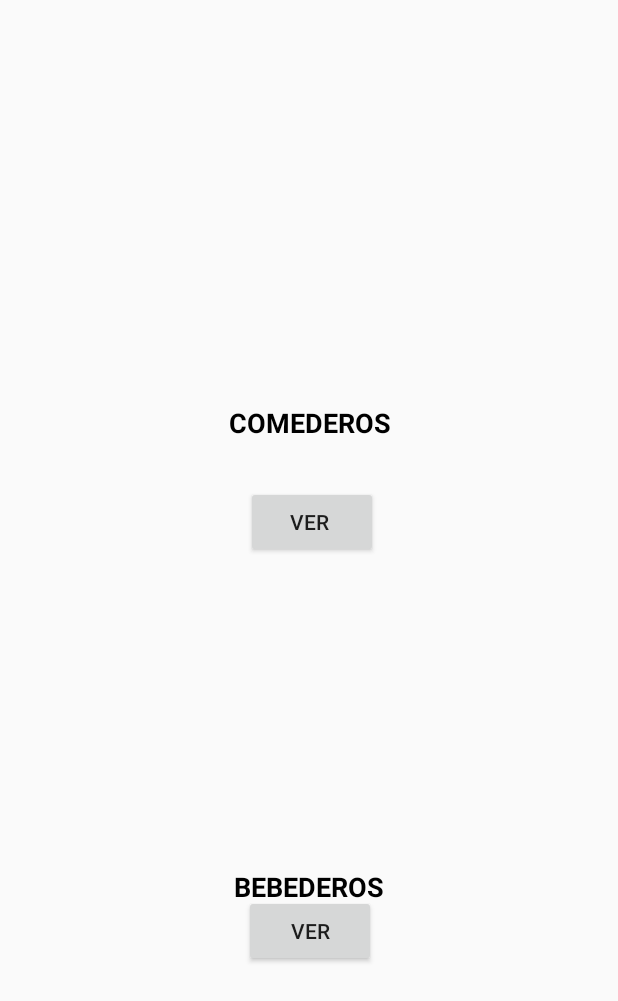
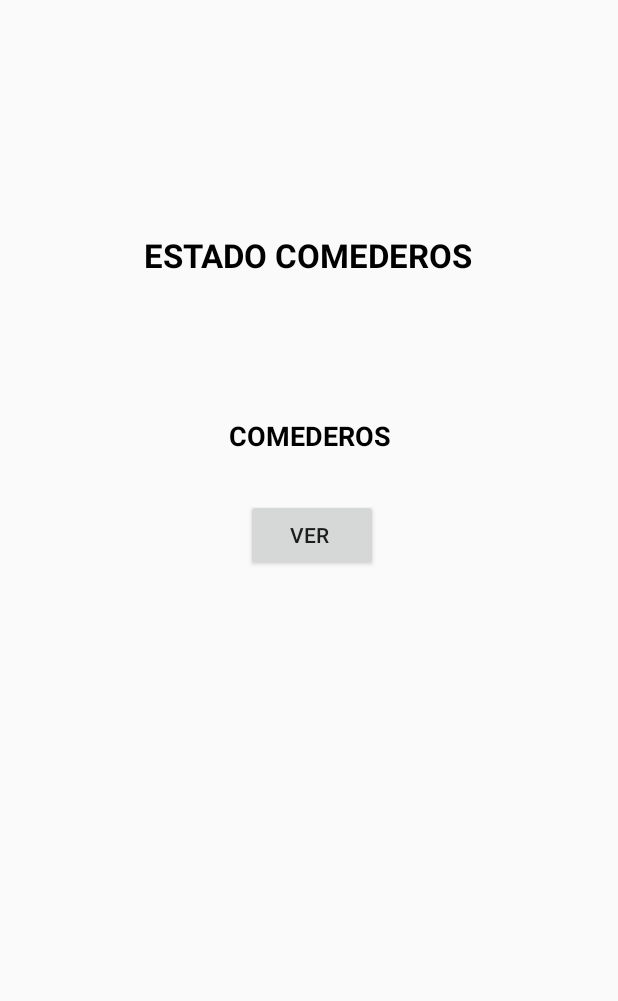
Before and after one commit to arodriguezbonmati/AGROCONTROL-APP, an Android app: the Pantalla2 screen opened directly, with no data from a screen before it, on a phone screen of 412 x 824 dp. Shown: the top 1001 px of the screen. Run offline under Robolectric (Android 15) with nearby library versions, the phone set to English and light mode, and no system bars.

Commit message:
Update src

```diff
--- a/src/main/AndroidManifest.xml
+++ b/src/main/AndroidManifest.xml
@@ -18,7 +18,6 @@
         <activity android:name=".WebView2Horas" />
         <activity android:name=".WebView1Hora" />
         <activity android:name=".WebViewSuministros" />
-        <activity android:name=".WebViewVerBebederos" />
         <activity android:name=".WebViewVerComederos" />
         <activity android:name=".WebViewMucho" />
         <activity android:name=".WebViewMedio" />
--- a/src/main/java/com/example/myapplication/Pantalla2.java
+++ b/src/main/java/com/example/myapplication/Pantalla2.java
@@ -30,19 +30,6 @@ public class Pantalla2 extends Activity {
             }
 
         });
-        Button button6;
-        final Context context2 = this;
 
-        button6 = findViewById(R.id.button9);
-
-        button6.setOnClickListener(new OnClickListener() {
-
-            @Override
-            public void onClick(View arg0) {
-                Intent intent2 = new Intent(context2, WebViewVerBebederos.class);
-                startActivity(intent2);
-            }
-
-        });
     }
 }
--- a/src/main/java/com/example/myapplication/WebView1Hora.java
+++ b/src/main/java/com/example/myapplication/WebView1Hora.java
@@ -14,7 +14,7 @@ public class WebView1Hora extends Activity {
 
         webView20 = (WebView) findViewById(R.id.webView);
         webView20.getSettings().setJavaScriptEnabled(true);
-        webView20.loadUrl("http://laspaginasverdes.com/login/");
+        webView20.loadUrl("http://192.168.137.149/cgi-bin/timercompuertas.py");
         //http://192.168.137.149/cgi-bin/test.py?input_parameter_1=123
         //
     }
--- a/src/main/java/com/example/myapplication/WebView2Horas.java
+++ b/src/main/java/com/example/myapplication/WebView2Horas.java
@@ -14,7 +14,7 @@ public class WebView2Horas extends Activity {
 
         webView22 = (WebView) findViewById(R.id.webView);
         webView22.getSettings().setJavaScriptEnabled(true);
-        webView22.loadUrl("http://www.totaljerkface.com/happy_wheels.tjf");
+        webView22.loadUrl("http://192.168.137.149/cgi-bin/timercompuertas2.py");
         //http://192.168.137.149/cgi-bin/test.py?input_parameter_1=123
         //
     }
--- a/src/main/java/com/example/myapplication/WebView3Horas.java
+++ b/src/main/java/com/example/myapplication/WebView3Horas.java
@@ -14,7 +14,7 @@ public class WebView3Horas extends Activity {
 
         webView23 = (WebView) findViewById(R.id.webView);
         webView23.getSettings().setJavaScriptEnabled(true);
-        webView23.loadUrl("http://laspaginasverdes.com/login/");
+        webView23.loadUrl("http://192.168.137.149/cgi-bin/timercompuertas3.py");
         //http://192.168.137.149/cgi-bin/test.py?input_parameter_1=123
         //
     }
--- a/src/main/java/com/example/myapplication/WebViewMedio.java
+++ b/src/main/java/com/example/myapplication/WebViewMedio.java
@@ -14,7 +14,7 @@ public class WebViewMedio extends Activity {
 
         webView2 = (WebView) findViewById(R.id.webView);
         webView2.getSettings().setJavaScriptEnabled(true);
-        webView2.loadUrl("http://www.totaljerkface.com/happy_wheels.tjf");
+        webView2.loadUrl("http://192.168.137.149/cgi-bin/compuertas2.py");
         //http://192.168.137.149/cgi-bin/test.py?input_parameter_1=123
         //
     }
--- a/src/main/java/com/example/myapplication/WebViewMucho.java
+++ b/src/main/java/com/example/myapplication/WebViewMucho.java
@@ -14,7 +14,7 @@ public class WebViewMucho extends Activity {
 
         webView3 = (WebView) findViewById(R.id.webView);
         webView3.getSettings().setJavaScriptEnabled(true);
-        webView3.loadUrl("http://laspaginasverdes.com/login/");
+        webView3.loadUrl("http://192.168.137.149/cgi-bin/compuertas3.py");
         //http://192.168.137.149/cgi-bin/test.py?input_parameter_1=123
     }
 
--- a/src/main/java/com/example/myapplication/WebViewPoco.java
+++ b/src/main/java/com/example/myapplication/WebViewPoco.java
@@ -14,7 +14,7 @@ public class WebViewPoco extends Activity {
 
         webView1 = (WebView) findViewById(R.id.webView);
         webView1.getSettings().setJavaScriptEnabled(true);
-        webView1.loadUrl("http://laspaginasverdes.com/login/");
+        webView1.loadUrl("http://192.168.137.149/cgi-bin/compuertas.py");
         //http://192.168.137.149/cgi-bin/test.py?input_parameter_1=123
     }
 
--- a/src/main/java/com/example/myapplication/WebViewSuministros.java
+++ b/src/main/java/com/example/myapplication/WebViewSuministros.java
@@ -14,7 +14,7 @@ public class WebViewSuministros extends Activity {
 
         webView10 = (WebView) findViewById(R.id.webView);
         webView10.getSettings().setJavaScriptEnabled(true);
-        webView10.loadUrl("http://www.totaljerkface.com/happy_wheels.tjf");
+        webView10.loadUrl("http://192.168.137.149/cgi-bin/consultadepositos.py");
         //http://192.168.137.149/cgi-bin/test.py?input_parameter_1=123
     }
 
--- a/src/main/java/com/example/myapplication/WebViewVerComederos.java
+++ b/src/main/java/com/example/myapplication/WebViewVerComederos.java
@@ -14,7 +14,7 @@ public class WebViewVerComederos extends Activity {
 
         webView4 = (WebView) findViewById(R.id.webView);
         webView4.getSettings().setJavaScriptEnabled(true);
-        webView4.loadUrl("http://www.totaljerkface.com/happy_wheels.tjf");
+        webView4.loadUrl("http://192.168.137.149/cgi-bin/consultacomederos.py");
         //http://192.168.137.149/cgi-bin/test.py?input_parameter_1=123
     }
 
--- a/src/main/res/layout/activity_main.xml
+++ b/src/main/res/layout/activity_main.xml
@@ -37,7 +37,7 @@
             android:id="@+id/button"
             android:layout_width="match_parent"
             android:layout_height="74dp"
-            android:text="ESTADO DE COMEDEROS Y BEBEDEROS" />
+            android:text="ESTADO DE COMEDEROS" />
 
         <Button
             android:id="@+id/button2"
--- a/src/main/res/layout/activity_pantalla2.xml
+++ b/src/main/res/layout/activity_pantalla2.xml
@@ -18,15 +18,15 @@
             android:id="@+id/textView16"
             android:layout_width="wrap_content"
             android:layout_height="wrap_content"
-            android:layout_marginTop="72dp"
+            android:layout_marginTop="24dp"
             android:layout_marginBottom="93dp"
-            android:text="ESTADO COMEDEROS Y BEBEDEROS"
+            android:text="ESTADO COMEDEROS"
             android:textColor="@color/colorAccent"
             android:textSize="22sp"
             android:textStyle="bold"
             app:layout_constraintBottom_toTopOf="@+id/textView17"
             app:layout_constraintEnd_toEndOf="parent"
-            app:layout_constraintHorizontal_bias="0.428"
+            app:layout_constraintHorizontal_bias="0.497"
             app:layout_constraintStart_toStartOf="parent"
             app:layout_constraintTop_toTopOf="parent" />
 
@@ -35,31 +35,13 @@
             android:layout_width="wrap_content"
             android:layout_height="wrap_content"
             android:layout_marginTop="93dp"
-            android:layout_marginBottom="165dp"
             android:text="COMEDEROS"
             android:textColor="@color/colorAccent"
             android:textSize="18sp"
             android:textStyle="bold"
-            app:layout_constraintBottom_toTopOf="@+id/textView18"
             app:layout_constraintEnd_toEndOf="parent"
             app:layout_constraintStart_toStartOf="parent"
             app:layout_constraintTop_toBottomOf="@+id/textView16" />
-
-        <TextView
-            android:id="@+id/textView18"
-            android:layout_width="wrap_content"
-            android:layout_height="23dp"
-            android:layout_marginTop="119dp"
-            android:layout_marginBottom="241dp"
-            android:text="BEBEDEROS"
-            android:textColor="@color/colorAccent"
-            android:textSize="18sp"
-            android:textStyle="bold"
-            app:layout_constraintBottom_toBottomOf="parent"
-            app:layout_constraintEnd_toEndOf="parent"
-            app:layout_constraintHorizontal_bias="0.498"
-            app:layout_constraintStart_toStartOf="parent"
-            app:layout_constraintTop_toBottomOf="@+id/textView17" />
 
         <Button
             android:id="@+id/button8"
@@ -70,25 +52,10 @@
             android:layout_marginTop="30dp"
             android:layout_marginEnd="152dp"
             android:layout_marginRight="152dp"
-            android:layout_marginBottom="132dp"
             android:text="VER "
-            app:layout_constraintBottom_toTopOf="@+id/textView18"
             app:layout_constraintEnd_toEndOf="parent"
             app:layout_constraintStart_toStartOf="parent"
-            app:layout_constraintTop_toBottomOf="@+id/textView17"
-            app:layout_constraintVertical_bias="0.0" />
-
-        <Button
-            android:id="@+id/button9"
-            android:layout_width="wrap_content"
-            android:layout_height="wrap_content"
-            android:layout_marginTop="32dp"
-            android:layout_marginBottom="86dp"
-            android:text="VER"
-            app:layout_constraintBottom_toBottomOf="parent"
-            app:layout_constraintEnd_toEndOf="parent"
-            app:layout_constraintStart_toStartOf="parent"
-            app:layout_constraintTop_toBottomOf="@+id/textView18" />
+            app:layout_constraintTop_toBottomOf="@+id/textView17" />
 
     </android.support.constraint.ConstraintLayout>
 </android.support.constraint.ConstraintLayout>
```
